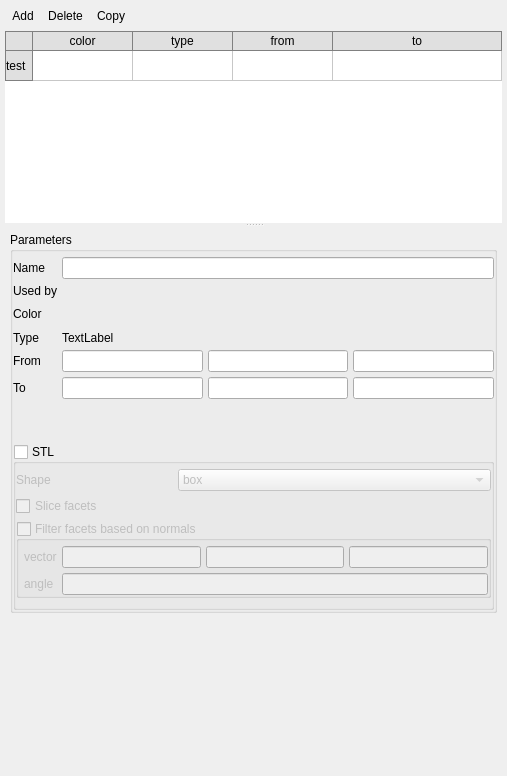
First picture: the form in mfixgui/uifiles/regions.ui, repository truongd8593/mfix, before the edit.
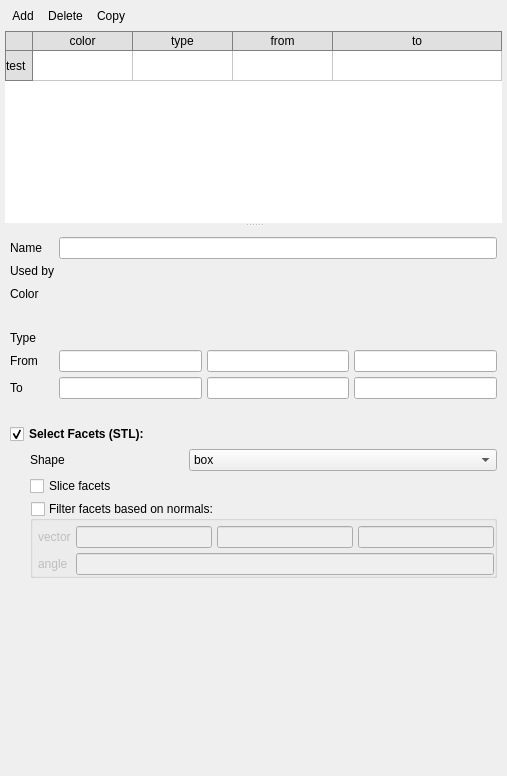
Second picture: the form after the edit. Custom widgets are drawn as their Qt base class.

Commit message: infering region type from extents functional

```diff
--- a/mfixgui/uifiles/regions.ui
+++ b/mfixgui/uifiles/regions.ui
@@ -232,7 +232,7 @@
         <number>5</number>
        </property>
        <item>
-        <widget class="QGroupBox" name="groupbox_region_parameters">
+        <widget class="QWidget" name="groupbox_region_parameters" native="true">
          <property name="enabled">
           <bool>true</bool>
          </property>
@@ -242,12 +242,6 @@
            <verstretch>0</verstretch>
           </sizepolicy>
          </property>
-         <property name="title">
-          <string>Parameters</string>
-         </property>
-         <property name="flat">
-          <bool>true</bool>
-         </property>
          <layout class="QGridLayout" name="gridLayout_16">
           <property name="leftMargin">
            <number>0</number>
@@ -264,14 +258,14 @@
           <property name="spacing">
            <number>5</number>
           </property>
-          <item row="6" column="2">
-           <widget class="LineEdit" name="lineedit_regions_to_y"/>
+          <item row="7" column="3">
+           <widget class="LineEdit" name="lineedit_regions_to_z"/>
           </item>
-          <item row="5" column="2">
-           <widget class="LineEdit" name="lineedit_regions_from_y"/>
+          <item row="6" column="1">
+           <widget class="LineEdit" name="lineedit_regions_from_x"/>
           </item>
-          <item row="5" column="0">
-           <widget class="QLabel" name="label_32">
+          <item row="0" column="0">
+           <widget class="QLabel" name="label_34">
             <property name="sizePolicy">
              <sizepolicy hsizetype="Preferred" vsizetype="Fixed">
               <horstretch>0</horstretch>
@@ -279,11 +273,11 @@
              </sizepolicy>
             </property>
             <property name="text">
-             <string>From</string>
+             <string>Name</string>
             </property>
            </widget>
           </item>
-          <item row="3" column="0">
+          <item row="4" column="0">
            <widget class="QLabel" name="label_35">
             <property name="sizePolicy">
              <sizepolicy hsizetype="Preferred" vsizetype="Fixed">
@@ -296,16 +290,40 @@
             </property>
            </widget>
           </item>
-          <item row="5" column="1">
-           <widget class="LineEdit" name="lineedit_regions_from_x"/>
+          <item row="8" column="2">
+           <spacer name="verticalSpacer_2">
+            <property name="orientation">
+             <enum>Qt::Vertical</enum>
+            </property>
+            <property name="sizeHint" stdset="0">
+             <size>
+              <width>20</width>
+              <height>20</height>
+             </size>
+            </property>
+           </spacer>
           </item>
           <item row="0" column="1" colspan="3">
            <widget class="LineEdit" name="lineedit_regions_name"/>
           </item>
-          <item row="6" column="1">
-           <widget class="LineEdit" name="lineedit_regions_to_x"/>
+          <item row="2" column="1">
+           <widget class="QToolButton" name="toolbutton_color">
+            <property name="text">
+             <string/>
+            </property>
+            <property name="autoRaise">
+             <bool>true</bool>
+            </property>
+           </widget>
           </item>
-          <item row="6" column="0">
+          <item row="4" column="1" colspan="3">
+           <widget class="QLabel" name="label_region_type">
+            <property name="text">
+             <string/>
+            </property>
+           </widget>
+          </item>
+          <item row="7" column="0">
            <widget class="QLabel" name="label_33">
             <property name="sizePolicy">
              <sizepolicy hsizetype="Preferred" vsizetype="Fixed">
@@ -318,25 +336,6 @@
             </property>
            </widget>
           </item>
-          <item row="6" column="3">
-           <widget class="LineEdit" name="lineedit_regions_to_z"/>
-          </item>
-          <item row="0" column="0">
-           <widget class="QLabel" name="label_34">
-            <property name="sizePolicy">
-             <sizepolicy hsizetype="Preferred" vsizetype="Fixed">
-              <horstretch>0</horstretch>
-              <verstretch>0</verstretch>
-             </sizepolicy>
-            </property>
-            <property name="text">
-             <string>Name</string>
-            </property>
-           </widget>
-          </item>
-          <item row="5" column="3">
-           <widget class="LineEdit" name="lineedit_regions_from_z"/>
-          </item>
           <item row="2" column="0">
            <widget class="QLabel" name="label_4">
             <property name="sizePolicy">
@@ -350,18 +349,39 @@
             </property>
            </widget>
           </item>
-          <item row="2" column="1">
-           <widget class="QToolButton" name="toolbutton_color">
+          <item row="7" column="2">
+           <widget class="LineEdit" name="lineedit_regions_to_y"/>
+          </item>
+          <item row="6" column="2">
+           <widget class="LineEdit" name="lineedit_regions_from_y"/>
+          </item>
+          <item row="7" column="1">
+           <widget class="LineEdit" name="lineedit_regions_to_x"/>
+          </item>
+          <item row="1" column="0">
+           <widget class="QLabel" name="label_5">
+            <property name="text">
+             <string>Used by</string>
+            </property>
+           </widget>
+          </item>
+          <item row="1" column="1" colspan="3">
+           <widget class="QLabel" name="label_used_by">
+            <property name="styleSheet">
+             <string notr="true">QLabel{
+color: red;
+}</string>
+            </property>
             <property name="text">
              <string/>
             </property>
-            <property name="autoRaise">
-             <bool>true</bool>
-            </property>
            </widget>
           </item>
-          <item row="8" column="0" colspan="4">
-           <widget class="QGroupBox" name="groupbox_stl">
+          <item row="6" column="3">
+           <widget class="LineEdit" name="lineedit_regions_from_z"/>
+          </item>
+          <item row="10" column="0" colspan="4">
+           <widget class="QWidget" name="groupbox_stl" native="true">
             <property name="enabled">
              <bool>true</bool>
             </property>
@@ -371,24 +391,12 @@
               <verstretch>0</verstretch>
              </sizepolicy>
             </property>
-            <property name="title">
-             <string>STL </string>
-            </property>
-            <property name="flat">
-             <bool>true</bool>
-            </property>
-            <property name="checkable">
-             <bool>true</bool>
-            </property>
-            <property name="checked">
-             <bool>false</bool>
-            </property>
             <layout class="QGridLayout" name="gridLayout">
              <property name="leftMargin">
-              <number>0</number>
+              <number>20</number>
              </property>
              <property name="topMargin">
-              <number>5</number>
+              <number>0</number>
              </property>
              <property name="rightMargin">
               <number>0</number>
@@ -398,8 +406,14 @@
              </property>
              <item row="2" column="0" colspan="3">
               <widget class="QGroupBox" name="groupbox_filter_facets">
+               <property name="font">
+                <font>
+                 <weight>50</weight>
+                 <bold>false</bold>
+                </font>
+               </property>
                <property name="title">
-                <string>Filter facets based on normals</string>
+                <string>Filter facets based on normals:</string>
                </property>
                <property name="flat">
                 <bool>true</bool>
@@ -504,45 +518,48 @@
             </layout>
            </widget>
           </item>
-          <item row="7" column="2">
-           <spacer name="verticalSpacer_2">
+          <item row="6" column="0">
+           <widget class="QLabel" name="label_32">
+            <property name="sizePolicy">
+             <sizepolicy hsizetype="Preferred" vsizetype="Fixed">
+              <horstretch>0</horstretch>
+              <verstretch>0</verstretch>
+             </sizepolicy>
+            </property>
+            <property name="text">
+             <string>From</string>
+            </property>
+           </widget>
+          </item>
+          <item row="9" column="0" colspan="4">
+           <widget class="QCheckBox" name="checkbox_region_stl">
+            <property name="font">
+             <font>
+              <weight>75</weight>
+              <bold>true</bold>
+             </font>
+            </property>
+            <property name="text">
+             <string>Select Facets (STL):</string>
+            </property>
+            <property name="checked">
+             <bool>true</bool>
+            </property>
+           </widget>
+          </item>
+          <item row="3" column="0">
+           <spacer name="verticalSpacer_3">
             <property name="orientation">
              <enum>Qt::Vertical</enum>
             </property>
             <property name="sizeHint" stdset="0">
              <size>
               <width>20</width>
-              <height>40</height>
+              <height>20</height>
              </size>
             </property>
            </spacer>
           </item>
-          <item row="1" column="0">
-           <widget class="QLabel" name="label_5">
-            <property name="text">
-             <string>Used by</string>
-            </property>
-           </widget>
-          </item>
-          <item row="1" column="1" colspan="3">
-           <widget class="QLabel" name="label_used_by">
-            <property name="styleSheet">
-             <string notr="true">QLabel{
-color: red;
-}</string>
-            </property>
-            <property name="text">
-             <string/>
-            </property>
-           </widget>
-          </item>
-          <item row="3" column="1" colspan="3">
-           <widget class="QLabel" name="label_region_type">
-            <property name="text">
-             <string>TextLabel</string>
-            </property>
-           </widget>
-          </item>
          </layout>
         </widget>
        </item>
```
Left out of the diff: 19 changed lines with no effect on the pictures. The commit also changes 1 other file.
